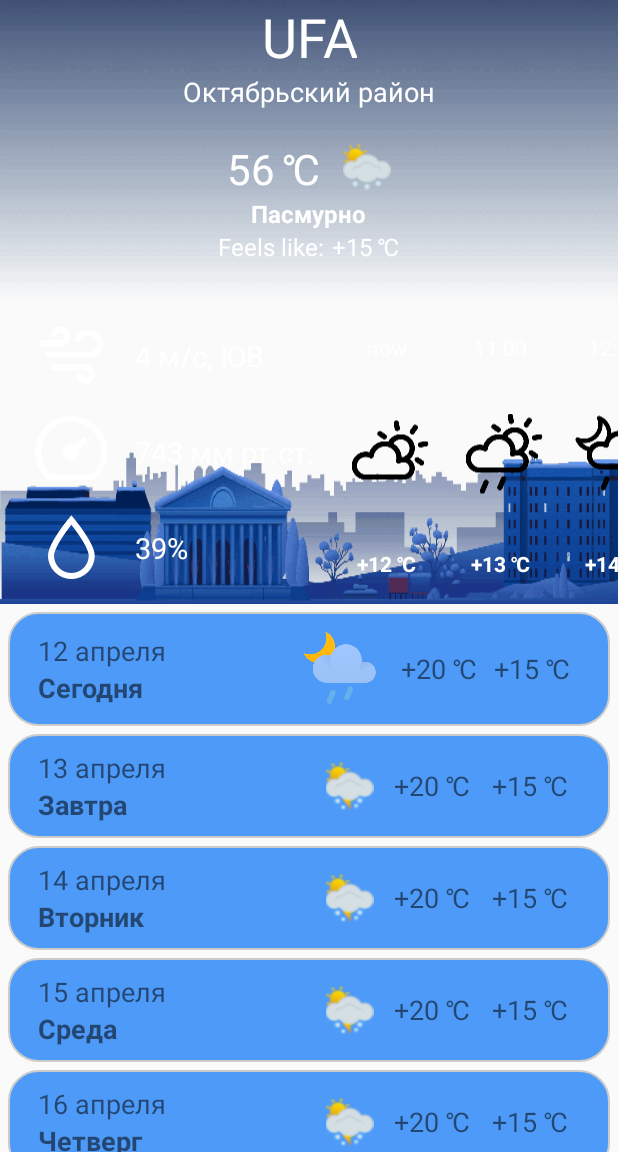
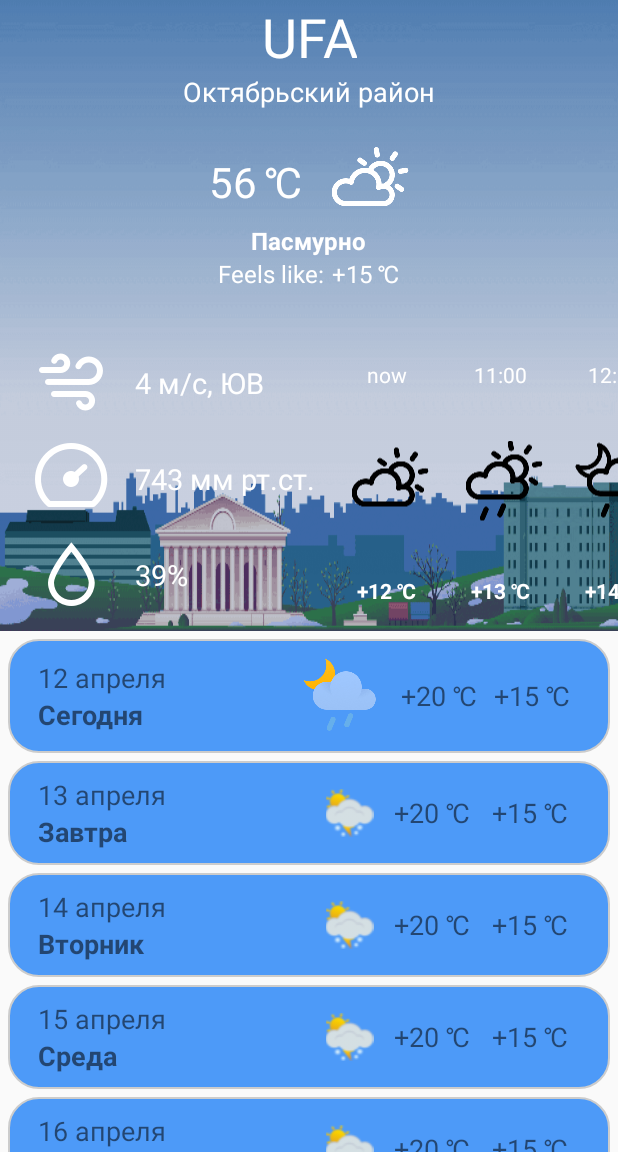
Before and after one commit to magzyumov/WeatherApp, an Android app: the screen it shows after launch (MainActivity), on a phone screen of 412 x 824 dp, the part 84-1236 px from its top. Run offline under Robolectric (Android 15) with nearby library versions, the phone set to English and light mode, and no system bars.

Commit message:
Некоторые модификации с картинками

```diff
--- a/WeatherApp/app/src/main/java/ru/magzyumov/weatherapp/MainActivity.java
+++ b/WeatherApp/app/src/main/java/ru/magzyumov/weatherapp/MainActivity.java
@@ -32,10 +32,6 @@ public class MainActivity extends AppCompatActivity implements Constants {
 
         //Иницилизируем кнопку-ссылку
         initBottomLink();
-
-        //Ставим background картинку
-        LinearLayout linearLayout = findViewById(R.id.linearLayoutPic);
-        linearLayout.setBackgroundResource(getResources().getIdentifier(picLogic.getBackgroundPicName(),"drawable", getApplicationContext().getPackageName()));
 
         //Обновляем данные
         picLogic.refreshData();
@@ -87,16 +83,22 @@ public class MainActivity extends AppCompatActivity implements Constants {
     }
 
     private void makeHeaderTable(){
+        String tempEU;
         TextView textViewCurrent = findViewById(R.id.textViewCurrent);
         textViewCurrent.setText(((Integer)presenter.getCurrentTemp()).toString());
 
+        tempEU = (presenter.getSwitch(MainPresenter.Field.SETTING_TEMP_EU)) ? (getString(R.string.celsius)) : (getString(R.string.fahrenheit));
         TextView textViewCurrentEU = findViewById(R.id.textViewCurrentEU);
-        textViewCurrentEU.setText(getResources().getString(R.string.celsius));
+        textViewCurrentEU.setText(tempEU);
 
         ImageView imageViewCurrent = findViewById(R.id.imageViewCurrent);
-        imageViewCurrent.setImageResource(R.drawable.day_snow);
+        imageViewCurrent.setImageResource(R.drawable.bkn_d_line_light);
 
         getCurrCity(presenter.getCurrentCity());
+
+        //Ставим background картинку
+        LinearLayout linearLayout = findViewById(R.id.linearLayoutPic);
+        linearLayout.setBackgroundResource(getResources().getIdentifier(picLogic.getBackgroundPicName(),"drawable", getApplicationContext().getPackageName()));
     }
 
     private void getCurrCity(String city){
```
